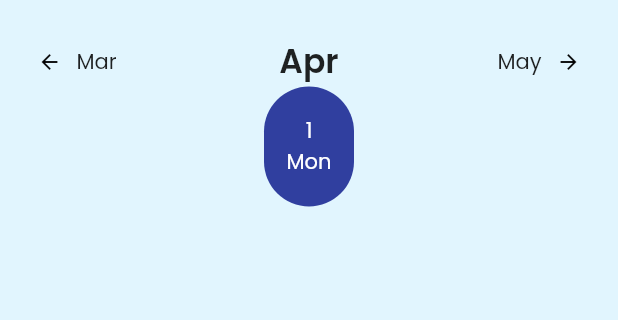
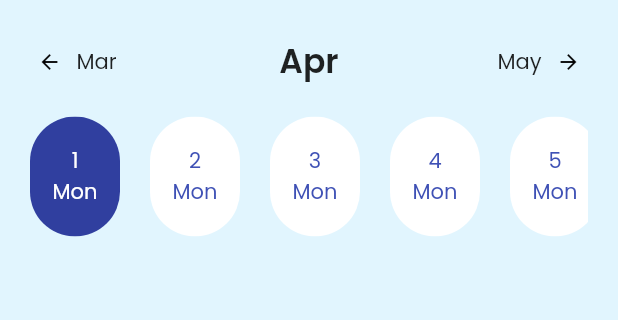
Before and after one commit to farhan-syah/flutter-training-18-Jul, a Flutter app: the SummaryScreen screen opened directly, on a phone screen of 412 x 824 dp, the part 77-397 px from its top. Run offline on Flutter 3.47's test engine with Material 2 defaults, Android fonts, the phone set to English and light mode, and no system bars.

Commit message:
Generate custom container list

```diff
--- a/lib/widgets/date-slider.widget.dart
+++ b/lib/widgets/date-slider.widget.dart
@@ -1,49 +1,80 @@
 // ignore_for_file: public_member_api_docs, sort_constructors_first
 import 'package:flutter/material.dart';
 
-class DateSlider extends StatelessWidget {
+class DateSlider extends StatefulWidget {
   const DateSlider({Key? key}) : super(key: key);
 
   @override
+  State<DateSlider> createState() => _DateSliderState();
+}
+
+class _DateSliderState extends State<DateSlider> {
+  int currentIndex = 0;
+
+  @override
   Widget build(BuildContext context) {
-    return _CustomContainer(
-      date: 1,
+    return SizedBox(
+      height: 110,
+      child: ListView.separated(
+          padding: const EdgeInsets.only(top: 20, bottom: 10),
+          scrollDirection: Axis.horizontal,
+          itemBuilder: ((context, index) => _CustomContainer(
+                date: index + 1,
+                active: currentIndex == index,
+              )),
+          separatorBuilder: ((context, index) => const SizedBox(
+                width: 20,
+                height: 10,
+              )),
+          itemCount: 30),
     );
   }
 }
 
 class _CustomContainer extends StatelessWidget {
   final int date;
+  final bool active;
 
-  _CustomContainer({
-    Key? key,
-    required this.date,
-  }) : super(key: key);
+  const _CustomContainer({Key? key, required this.date, required this.active})
+      : super(key: key);
 
-  final Color textColor = Colors.white;
-  final Color bgColor = Colors.indigo.shade700;
+  Color getTextColor() {
+    return active ? Colors.white : Colors.indigo;
+  }
+
+  Color getBackgroundColor() {
+    return active ? Colors.indigo.shade700 : Colors.white;
+  }
+
+  // final Color textColor = Colors.white;
+  // final Color bgColor = Colors.indigo.shade700;
 
   @override
   Widget build(BuildContext context) {
-    return Container(
+    return SizedBox(
       width: 60,
-      height: 80,
-      decoration: BoxDecoration(
-        color: bgColor,
+      child: ClipRRect(
         borderRadius: BorderRadius.circular(30),
-      ),
+        child: Material(
+          color: getBackgroundColor(),
+          child: InkWell(
+            onTap: () {},
             child: Column(
               mainAxisAlignment: MainAxisAlignment.center,
+              mainAxisSize: MainAxisSize.min,
               children: [
                 Text(
                   '$date',
-            style: TextStyle(color: textColor),
+                  style: TextStyle(color: getTextColor()),
                 ),
                 Text(
                   'Mon',
-            style: TextStyle(color: textColor),
+                  style: TextStyle(color: getTextColor()),
                 ),
               ],
+            ),
+          ),
+        ),
       ),
     );
   }
```
Lines whose indentation alone changed are shown as unchanged.
